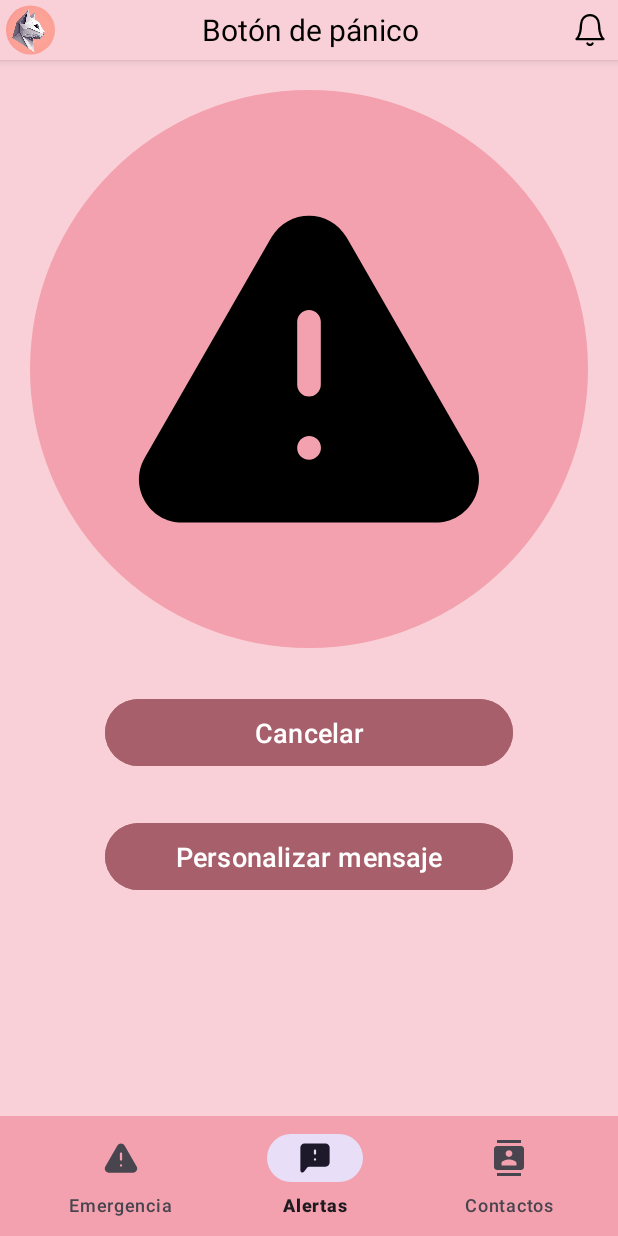
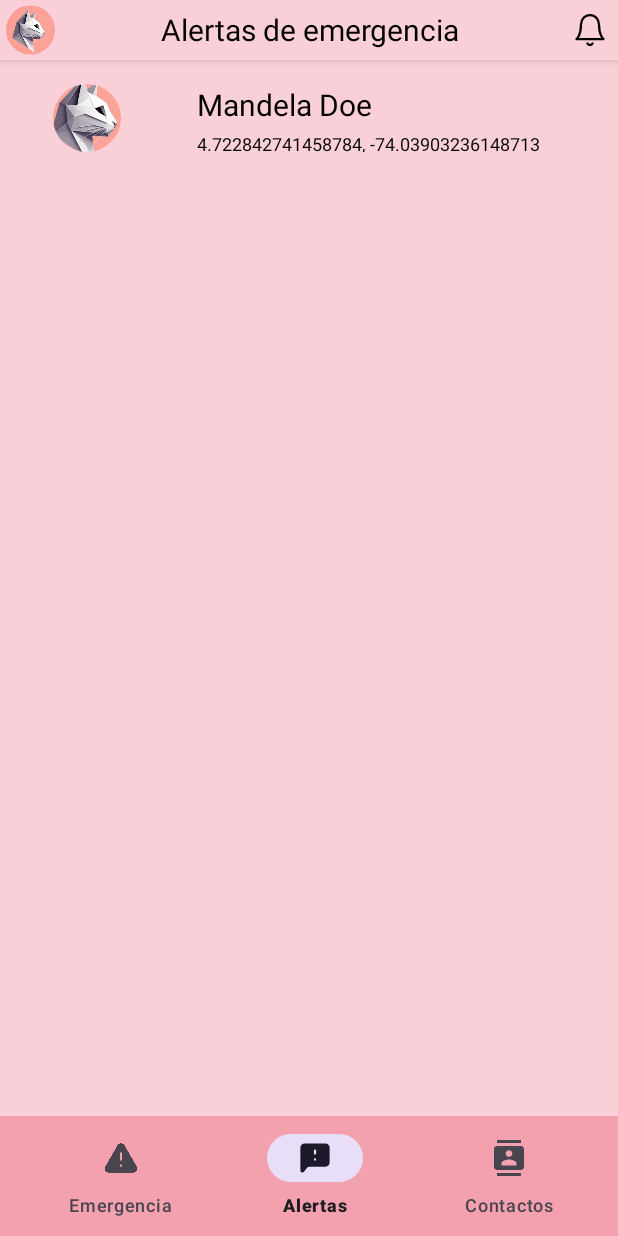
Before and after one commit to Intro-CompuMovil/Azalea, an Android app: the MenuNavigationActivity screen opened directly, with no data from a screen before it, item 2 of the bottom bar chosen, on a phone screen of 412 x 824 dp. Run offline under Robolectric (Android 15) with nearby library versions, the phone set to English and light mode, and no system bars; our stand-ins replace CircleImageView.

Commit message:
ListView for transition to maps

```diff
--- a/app/src/main/java/com/example/azalea/activities/MenuNavigationActivity.kt
+++ b/app/src/main/java/com/example/azalea/activities/MenuNavigationActivity.kt
@@ -12,6 +12,7 @@ import androidx.fragment.app.FragmentTransaction
 import com.example.azalea.fragments.PanicoFragment
 import com.example.azalea.R
 import com.example.azalea.databinding.ActivityMenuNavigationBinding
+import com.example.azalea.fragments.EmergencyAlertsFragment
 import com.example.azalea.fragments.EmergencyContactsFragment
 import com.google.android.material.navigation.NavigationView
 
@@ -57,7 +58,7 @@ class MenuNavigationActivity : AppCompatActivity(), NavigationView.OnNavigationI
                 return true
             }
             R.id.buttonAlertas -> {
-                //openFragment(EmergencyContactsFragment(), "Alertas de emergencia")
+                openFragment(EmergencyAlertsFragment(), "Alertas de emergencia")
                 return true
             }
             R.id.buttonContactos -> {
--- /dev/null
+++ b/app/src/main/java/com/example/azalea/fragments/EmergencyAlertsFragment.kt
@@ -0,0 +1,60 @@
+package com.example.azalea.fragments
+
+import android.content.Intent
+import android.database.Cursor
+import android.database.MatrixCursor
+import android.os.Bundle
+import androidx.fragment.app.Fragment
+import android.view.LayoutInflater
+import android.view.View
+import android.view.ViewGroup
+import android.widget.Toast
+import com.example.azalea.R
+import com.example.azalea.activities.MenuNavigationActivity
+import com.example.azalea.adapters.EmergencyContactsAdapter
+import com.example.azalea.databinding.FragmentEmergencyAlertsBinding
+
+class EmergencyAlertsFragment : Fragment() {
+    private var _binding: FragmentEmergencyAlertsBinding? = null
+    private val binding get() = _binding!!
+
+    override fun onCreateView(
+        inflater: LayoutInflater, container: ViewGroup?,
+        savedInstanceState: Bundle?
+    ): View {
+        _binding = FragmentEmergencyAlertsBinding.inflate(inflater, container, false)
+        return binding.root
+    }
+
+    override fun onViewCreated(view: View, savedInstanceState: Bundle?) {
+        super.onViewCreated(view, savedInstanceState)
+        setUpListView()
+    }
+
+    private fun loadAlerts(): Cursor{
+        // TODO Load alerts from the database
+        val cursor = MatrixCursor(arrayOf("_id", "name", "location"))
+        cursor.addRow(arrayOf("0", "Mandela Doe", "4.722842741458784, -74.03903236148713"))
+        return cursor
+    }
+
+    private fun setUpListView(){
+        // Set up the list view
+        val cursor = loadAlerts()
+        val adapter = EmergencyContactsAdapter(requireContext(), cursor, 0)
+        binding.listViewEmergencyAlerts.adapter = adapter
+
+        binding.listViewEmergencyAlerts.setOnItemClickListener { _, _, position, _ ->
+            cursor.moveToPosition(position)
+            val latitude = cursor.getString(2).split(",")[0]
+            val longitude = cursor.getString(2).split(",")[1]
+            val bundle = Bundle()
+            bundle.putString("latitude", latitude)
+            bundle.putString("longitude", longitude)
+
+            //val intent = Intent(requireContext(), MapActivity::class.java)
+            //intent.putExtras(bundle)
+            //startActivity(intent)
+        }
+    }
+}
--- a/app/src/main/java/com/example/azalea/fragments/EmergencyContactsFragment.kt
+++ b/app/src/main/java/com/example/azalea/fragments/EmergencyContactsFragment.kt
@@ -33,7 +33,7 @@ class EmergencyContactsFragment : Fragment() {
     }
 
     private fun loadContacts(): Cursor{
-        // Load contacts from the database
+        // TODO Load contacts from the database
         val cursor = MatrixCursor(arrayOf("_id", "name", "phone"))
         cursor.addRow(arrayOf("0", "Alba Milena", "3001234567"))
         cursor.addRow(arrayOf("0", "Nahiara Majanaim", "3007654321"))
--- /dev/null
+++ b/app/src/main/res/layout/fragment_emergency_alerts.xml
@@ -0,0 +1,28 @@
+<?xml version="1.0" encoding="utf-8"?>
+<FrameLayout xmlns:android="http://schemas.android.com/apk/res/android"
+    xmlns:tools="http://schemas.android.com/tools"
+    android:layout_width="match_parent"
+    android:layout_height="match_parent"
+    tools:context=".fragments.EmergencyAlertsFragment"
+    android:background="@color/azalea">
+
+    <RelativeLayout
+        android:layout_width="match_parent"
+        android:layout_height="wrap_content"
+        android:layout_marginTop="40dp">
+
+        <ListView
+            android:layout_width="match_parent"
+            android:layout_height="wrap_content"
+            android:id="@+id/listViewEmergencyAlerts"
+            android:divider="@color/azaleaOscuro"
+            android:dividerHeight="1dp"
+            android:layout_alignParentTop="true"
+            android:layout_alignParentEnd="true"
+            android:layout_alignParentStart="true"
+            android:layout_marginStart="5dp"
+            android:layout_marginEnd="5dp"/>
+
+    </RelativeLayout>
+
+</FrameLayout>
```
Also changed, not shown: app/src/main/java/com/example/azalea/adapters/EmergencyAlertsAdapter.kt (added, +29 -0 lines), app/src/main/res/layout/layout_emergency_alerts.xml (added, +50 -0 lines).
